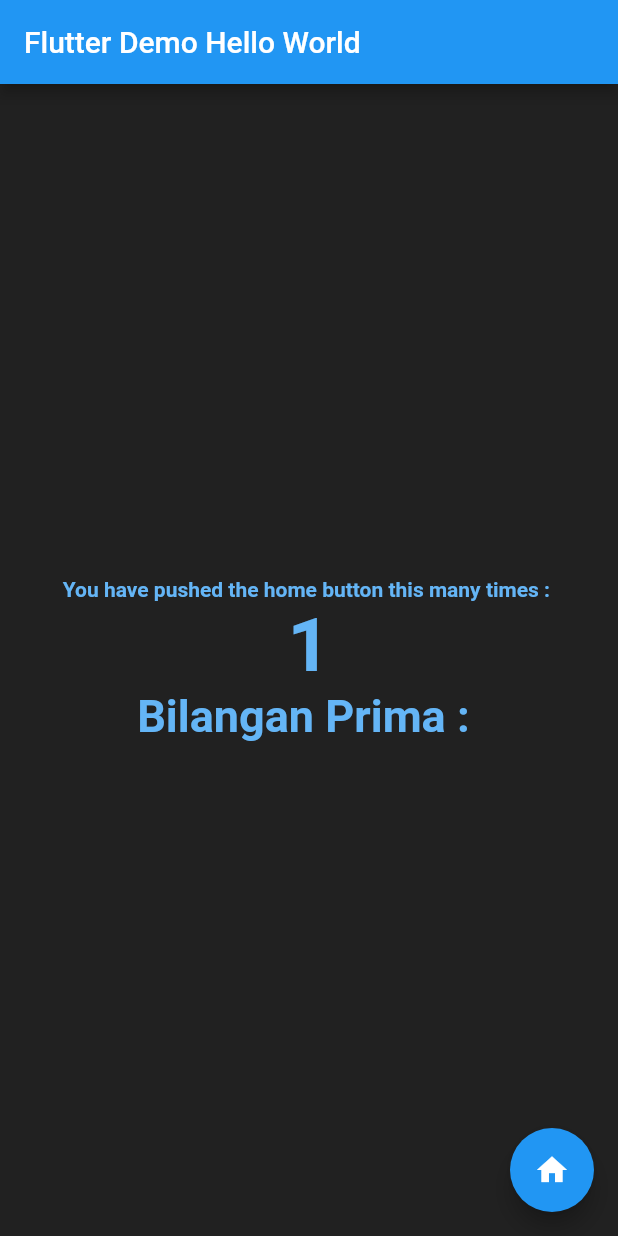
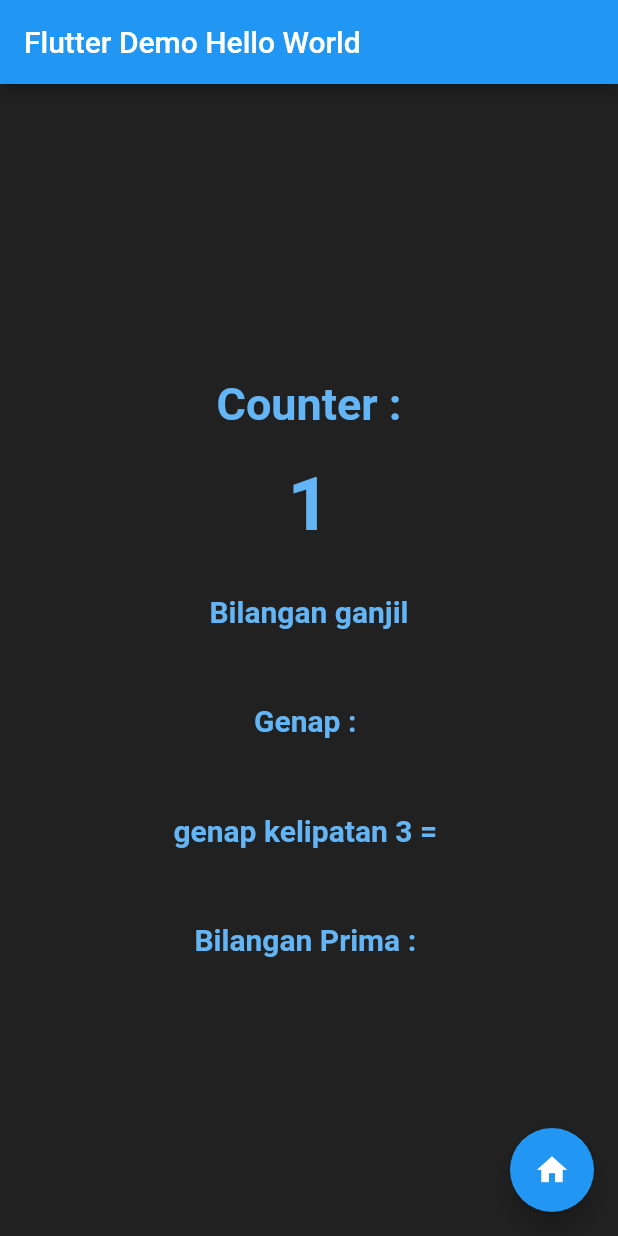
Before and after one commit to Gagas17ez/HelloWorldPerangkatBergerak, a Flutter app: the screen it shows after launch, after a tap on the "home" icon, on a phone screen of 412 x 824 dp. Run offline on Flutter 3.47's test engine with Material 2 defaults, Android fonts, the light colour scheme and no system bars.

Commit message:
week 1 tugas done

```diff
--- a/lib/soal1.dart
+++ b/lib/soal1.dart
@@ -32,38 +32,43 @@ class _MyHomePageState extends State<MyHomePage> {
   int _primeorno = 0;
   int _cek = 0;
   String _text = "";
+  String _text2 = "";
+  String _text3 = "";
+  String _text4 = "";
 
   void _incrementCounter() {
     setState(() {
       _counter++;
 
       //percobaan1
-      if (_counter > 60) {
+      if (_counter > 70) {
         _counter = 1;
       }
 
       //perocbaan2
-      // if (_counter % 2 == 0) {
-      //   _text = "Bilangan Genap";
-      // } else {
-      //   _text = "Bilangan ganjil";
-      // }
+      if (_counter % 2 == 0) {
+        _text4 = "Bilangan Genap";
+      } else if (_counter == 69) {
+        _text4 = "Nice";
+      } else {
+        _text4 = "Bilangan ganjil";
+      }
 
-      // _text = "Genap : ";
-      // //percobaan3
-      // for (int i = 1; i <= _counter; i++) {
-      //   if (i % 2 == 0) {
-      //     _text += "${i}, ";
-      //   }
-      // }
+      //percobaan3
+      _text3 = "Genap : ";
+      for (int i = 1; i <= _counter; i++) {
+        if (i % 2 == 0) {
+          _text3 += "${i}, ";
+        }
+      }
 
       //latihan
-      // _text = "genap kelipatan 3 = ";
-      // for (int i = 1; i <= _counter; i++) {
-      //   if (i % 2 == 0 && i % 3 == 0) {
-      //     _text += "${i}, ";
-      //   }
-      // }
+      _text2 = "genap kelipatan 3 = ";
+      for (int i = 1; i <= _counter; i++) {
+        if (i % 2 == 0 && i % 3 == 0) {
+          _text2 += "${i}, ";
+        }
+      }
 
       //Tugas
       _text = "Bilangan Prima : ";
@@ -99,11 +104,15 @@ class _MyHomePageState extends State<MyHomePage> {
         child: Column(
           mainAxisAlignment: MainAxisAlignment.center,
           children: <Widget>[
-            Text(
-              'You have pushed the home button this many times : ',
+            Padding(
+              padding: EdgeInsets.fromLTRB(20, 30, 20, 20),
+              child: Text(
+                "Counter :",
                 style: TextStyle(
+                  fontSize: 30,
                   fontWeight: FontWeight.w700,
                   color: Colors.blue[300],
+                ),
               ),
             ),
             Text(
@@ -114,14 +123,50 @@ class _MyHomePageState extends State<MyHomePage> {
                 color: Colors.blue[300],
               ),
             ),
-            Text(
-              _text,
+            Padding(
+              padding: EdgeInsets.fromLTRB(20, 30, 20, 20),
+              child: Text(
+                _text4,
                 style: TextStyle(
-                fontSize: 30,
+                  fontSize: 20,
                   fontWeight: FontWeight.w700,
                   color: Colors.blue[300],
                 ),
               ),
+            ),
+            Padding(
+              padding: EdgeInsets.fromLTRB(20, 30, 20, 20),
+              child: Text(
+                _text3,
+                style: TextStyle(
+                  fontSize: 20,
+                  fontWeight: FontWeight.w700,
+                  color: Colors.blue[300],
+                ),
+              ),
+            ),
+            Padding(
+              padding: EdgeInsets.fromLTRB(20, 30, 20, 20),
+              child: Text(
+                _text2,
+                style: TextStyle(
+                  fontSize: 20,
+                  fontWeight: FontWeight.w700,
+                  color: Colors.blue[300],
+                ),
+              ),
+            ),
+            Padding(
+              padding: EdgeInsets.fromLTRB(20, 30, 20, 20),
+              child: Text(
+                _text,
+                style: TextStyle(
+                  fontSize: 20,
+                  fontWeight: FontWeight.w700,
+                  color: Colors.blue[300],
+                ),
+              ),
+            )
           ],
         ),
       ),
```
Lines whose indentation alone changed are shown as unchanged.
